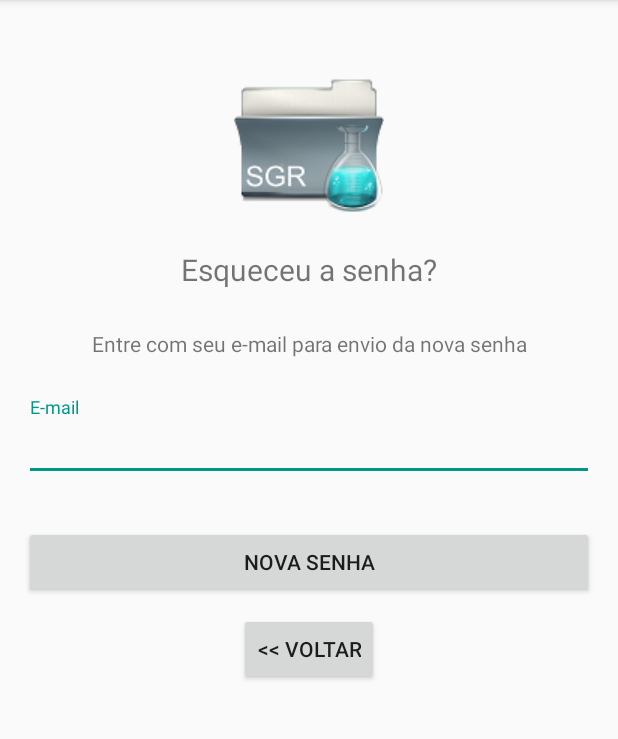
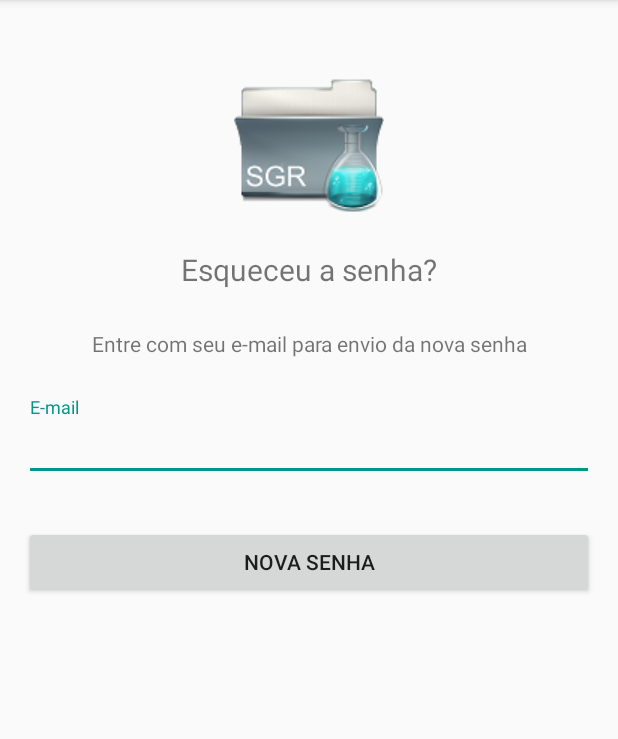
Before and after one commit to raimundogomes/tcc, an Android app: the ResetPasswordActivity screen opened directly, with no data from a screen before it, on a phone screen of 412 x 824 dp, the part 84-823 px from its top. Run offline under Robolectric (Android 15) with nearby library versions, the phone set to English and light mode, and no system bars; our stand-ins replace Firebase (no records; nobody signed in at launch, a user with empty details on screens opened directly); network calls fail.

```diff
--- a/SGR/app/src/main/java/br/ufrn/imd/sgr/activities/NovaRequisicaoActivity.java
+++ b/SGR/app/src/main/java/br/ufrn/imd/sgr/activities/NovaRequisicaoActivity.java
@@ -234,6 +234,7 @@ public class NovaRequisicaoActivity extends AppCompatActivity implements Compoun
         int Minuto = calendario.get(Calendar.MINUTE);
 
         if (id == DATA_COLETA_SECRECAO) {
+
             return new DatePickerDialog(this, exameSecrecao.dataPickerListener, ano, mes, dia);
         }
 
--- a/SGR/app/src/main/java/br/ufrn/imd/sgr/activities/ResetPasswordActivity.java
+++ b/SGR/app/src/main/java/br/ufrn/imd/sgr/activities/ResetPasswordActivity.java
@@ -19,7 +19,7 @@ import br.ufrn.imd.sgr.R;
 public class ResetPasswordActivity extends AppCompatActivity {
 
     private EditText inputEmail;
-    private Button btnReset, btnBack;
+    private Button btnReset;
     private FirebaseAuth auth;
     private ProgressBar progressBar;
 
@@ -30,17 +30,9 @@ public class ResetPasswordActivity extends AppCompatActivity {
 
         inputEmail = (EditText) findViewById(R.id.email);
         btnReset = (Button) findViewById(R.id.btn_reset_password);
-        btnBack = (Button) findViewById(R.id.btn_back);
         progressBar = (ProgressBar) findViewById(R.id.progressBar);
 
         auth = FirebaseAuth.getInstance();
-
-        btnBack.setOnClickListener(new View.OnClickListener() {
-            @Override
-            public void onClick(View v) {
-                finish();
-            }
-        });
 
         btnReset.setOnClickListener(new View.OnClickListener() {
             @Override
--- a/SGR/app/src/main/res/layout/activity_reset_password.xml
+++ b/SGR/app/src/main/res/layout/activity_reset_password.xml
@@ -14,7 +14,6 @@
         android:gravity="center"
         android:orientation="vertical"
         android:padding="@dimen/activity_horizontal_margin">
-
 
         <ImageView
             android:layout_width="@dimen/logo_w_h"
@@ -63,13 +62,6 @@
             android:layout_marginTop="20dip"
             android:text="@string/btn_reset_password" />
 
-        <Button
-            android:id="@+id/btn_back"
-            android:layout_width="wrap_content"
-            android:layout_height="wrap_content"
-            android:layout_marginTop="10dp"
-            android:text="@string/btn_back" />
-
     </LinearLayout>
 
     <ProgressBar
--- a/SGR/app/src/main/res/menu/menu_contexto_requisicao.xml
+++ b/SGR/app/src/main/res/menu/menu_contexto_requisicao.xml
@@ -4,7 +4,7 @@
     <item
         android:id="@+id/menu_cancelar_requisicao"
         android:icon="@mipmap/ic_close_black_24dp"
-        android:title="@string/cancelar_requisicao"/>
+        android:title="@string/cancelar_requisicao"  />
 
     <item
         android:id="@+id/menu_dados_paciente"
```
Also changed, not shown: SGR/app/src/main/java/br/ufrn/imd/sgr/activities/RequisicoesActivity.java (+25 -5 lines).
